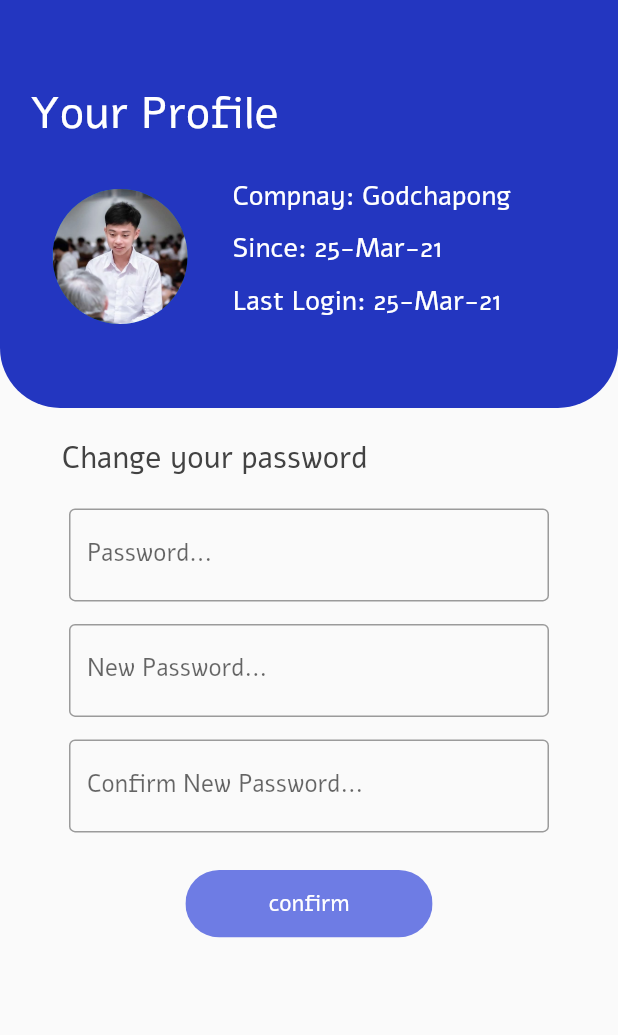
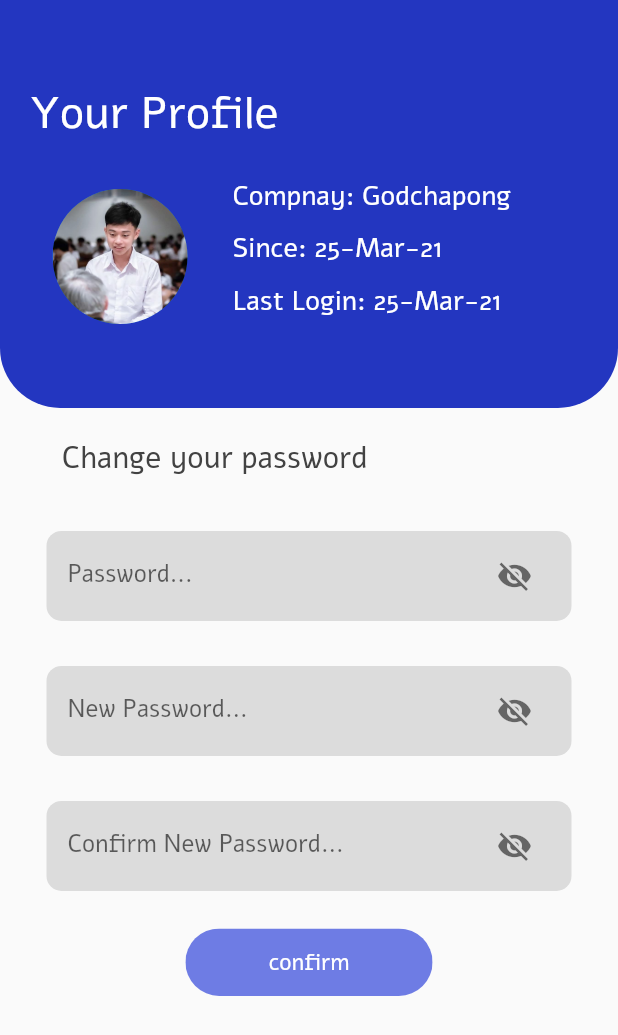
Before and after one commit to CSC234/Memby-application, a Flutter app: the ChangePassword screen opened directly, on a phone screen of 412 x 824 dp. Shown: the top 1035 px of the screen. Run offline on Flutter 3.47's test engine with Material 2 defaults, Android fonts, the phone set to English and light mode, and no system bars; our stand-ins replace cloud_firestore, dotted_decoration, email_validator, firebase_auth, firebase_core, firebase_storage and 3 more; missing offline and left inert: flutter_auth_buttons; accounts and stored records are empty; network calls fail.

Commit message:
[UPDATE] changePassword textfield

```diff
--- a/lib/components/Profile/changePassword.dart
+++ b/lib/components/Profile/changePassword.dart
@@ -11,8 +11,19 @@ class ChangePassword extends StatefulWidget {
   _ChangePassword createState() => _ChangePassword();
 }
 
+bool _ownPasswordVisible = false;
+bool _newPasswordVisible = false;
+bool _confirmNewPasswordVisible = false;
+
 class _ChangePassword extends State<ChangePassword> {
   @override
+  @override
+  void initState() {
+    _ownPasswordVisible = false;
+    _newPasswordVisible = false;
+    _confirmNewPasswordVisible = false;
+  }
+
   Widget build(BuildContext context) {
     double width = MediaQuery.of(context).size.width;
     double height = MediaQuery.of(context).size.height;
@@ -131,6 +142,12 @@ class _ChangePassword extends State<ChangePassword> {
         ),
         Textfield(
           // controller: _productnameController,
+          isShow: _ownPasswordVisible,
+          press: () {
+            setState(() {
+              _ownPasswordVisible = !_ownPasswordVisible;
+            });
+          },
           text: 'Password...',
           width: 320,
           min: 1,
@@ -138,6 +155,12 @@ class _ChangePassword extends State<ChangePassword> {
         ),
         Textfield(
           // controller: _productnameController,
+          isShow: _newPasswordVisible,
+          press: () {
+            setState(() {
+              _newPasswordVisible = !_newPasswordVisible;
+            });
+          },
           text: 'New Password...',
           width: 320,
           min: 1,
@@ -145,6 +168,12 @@ class _ChangePassword extends State<ChangePassword> {
         ),
         Textfield(
           // controller: _productnameController,
+          isShow: _confirmNewPasswordVisible,
+          press: () {
+            setState(() {
+              _confirmNewPasswordVisible = !_confirmNewPasswordVisible;
+            });
+          },
           text: 'Confirm New Password...',
           width: 320,
           min: 1,
--- a/lib/components/Textfield.dart
+++ b/lib/components/Textfield.dart
@@ -9,12 +9,14 @@ class Textfield extends StatelessWidget {
   final int min;
   final double width;
   final int max;
-
+  final bool isShow;
   final Icon icon;
-
+  final Function press;
   const Textfield(
       {Key key,
+      this.press,
       this.width,
+      this.isShow,
       this.text,
       this.controller,
       this.colorCircle,
@@ -28,26 +30,32 @@ class Textfield extends StatelessWidget {
   @override
   Widget build(BuildContext context) {
     return Container(
-      width: width,
+      margin: EdgeInsets.symmetric(vertical: 15),
+      padding: EdgeInsets.symmetric(horizontal: 14, vertical: 6),
+      width: 350,
+      height: 60,
+      // width: width,
+      decoration: BoxDecoration(
+        color: Colors.black12,
+        borderRadius: BorderRadius.circular(10),
+      ),
       child: Column(children: [
-        TextFormField(
-          // textAlignVertical: TextAlignVertical.top,
-          minLines: min,
-          maxLines: max,
-          keyboardType: TextInputType.multiline,
+        TextField(
           controller: controller,
+          obscureText: !isShow,
           decoration: InputDecoration(
-            labelText: text,
-            border: OutlineInputBorder(
-                borderSide: BorderSide(
-              width: 5,
-              color: Color(0xFFD5D8DE),
-            )),
-          ),
+              hintText: text,
+              suffixIcon: IconButton(
+                icon: Icon(
+                  isShow ? Icons.visibility : Icons.visibility_off,
+                  color: Colors.black54,
+                ),
+                onPressed: () {
+                  press();
+                },
+              ),
+              border: InputBorder.none),
         ),
-        SizedBox(
-          height: 15,
-        )
       ]),
     );
   }
--- a/lib/screens/loginScreen.dart
+++ b/lib/screens/loginScreen.dart
@@ -80,8 +80,6 @@ class _LoginState extends State<Login> {
   final TextEditingController bussinessNameController = TextEditingController();
   @override
   Widget build(BuildContext context) {
-    Size size = MediaQuery.of(context).size;
-    String _value;
     @override
     void initState() {
       _passwordVisible = false;
```
